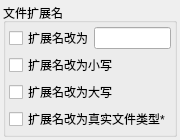
Qt form ui/src/ui_widget_file_extension.ui (PPJUST/Easy-ReNamer) before a commit.
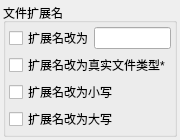
The same form after that commit.

What changed in the file:
```diff
--- a/ui/src/ui_widget_file_extension.ui
+++ b/ui/src/ui_widget_file_extension.ui
@@ -67,6 +67,13 @@
         </item>
        </layout>
       </item>
+      <item>
+       <widget class="QCheckBox" name="checkBox_real_type">
+        <property name="text">
+         <string>扩展名改为真实文件类型*</string>
+        </property>
+       </widget>
+      </item>
       <item>
        <widget class="QCheckBox" name="checkBox_lowercase">
         <property name="text">
@@ -81,13 +88,6 @@
         </property>
        </widget>
       </item>
-      <item>
-       <widget class="QCheckBox" name="checkBox_real_type">
-        <property name="text">
-         <string>扩展名改为真实文件类型*</string>
-        </property>
-       </widget>
-      </item>
      </layout>
     </widget>
    </item>
```
